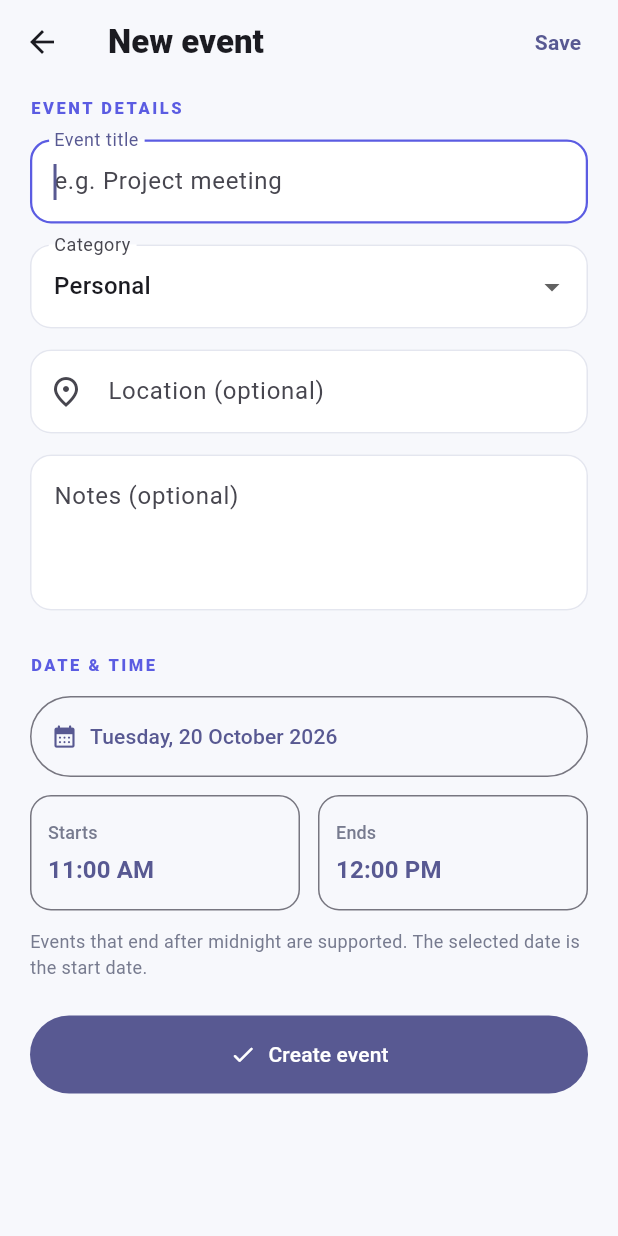
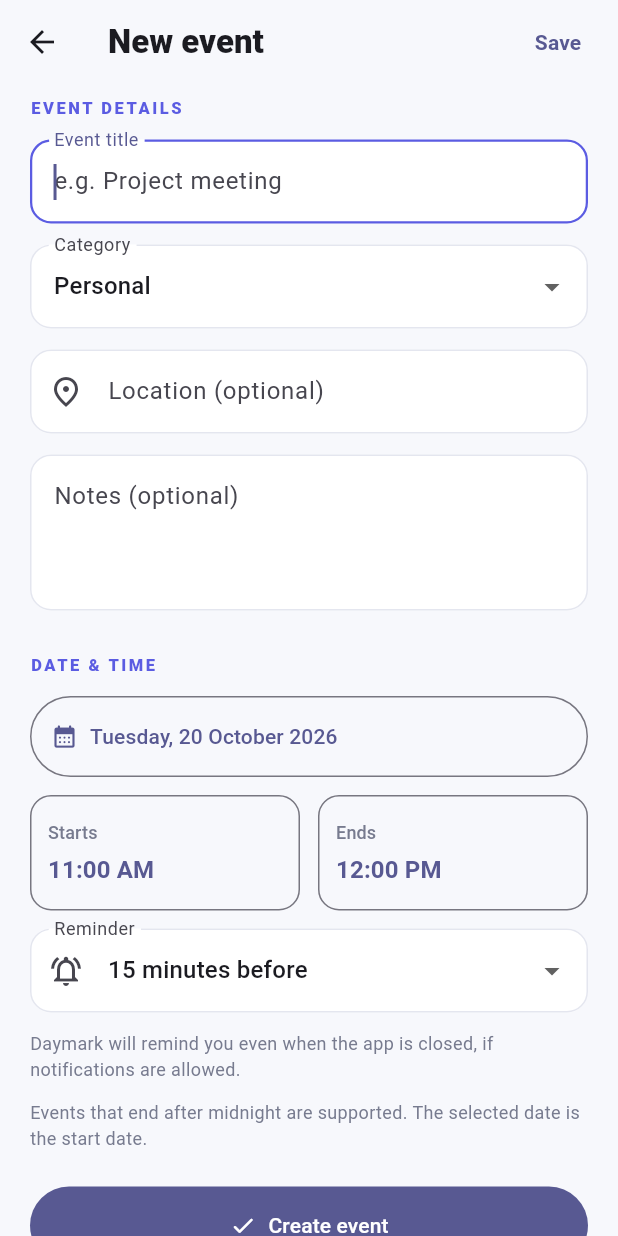
Before and after one commit to RajCodes2006/event-scheduler, a Flutter app: the EventFormScreen screen opened directly, on a phone screen of 412 x 824 dp. Run offline on Flutter 3.47's test engine with Material 3 defaults, Android fonts, the phone set to English and light mode, and no system bars; our stand-ins replace flutter_local_notifications, flutter_timezone, sqflite, sqflite_common_ffi, table_calendar, timezone; accounts and stored records are empty.

Commit message:
Add reminder-time picker and request Android notification permission

```diff
--- a/lib/screens/event_form_screen.dart
+++ b/lib/screens/event_form_screen.dart
@@ -3,6 +3,7 @@ import 'package:intl/intl.dart';
 import 'package:provider/provider.dart';
 
 import '../models/schedule_event.dart';
+import '../services/notification_service.dart';
 import '../state/event_controller.dart';
 
 class EventFormScreen extends StatefulWidget {
@@ -22,6 +23,7 @@ class _EventFormScreenState extends State<EventFormScreen> {
   late DateTime _startAt;
   late DateTime _endAt;
   late String _category;
+  late int _reminderMinutesBefore;
   bool _saving = false;
 
   static const List<String> _categories = ['Personal', 'Work', 'Study', 'Health', 'Social', 'Other'];
@@ -37,6 +39,7 @@ class _EventFormScreenState extends State<EventFormScreen> {
     _descriptionController = TextEditingController(text: widget.event?.description ?? '');
     _locationController = TextEditingController(text: widget.event?.location ?? '');
     _category = widget.event?.category ?? 'Personal';
+    _reminderMinutesBefore = widget.event?.reminderMinutesBefore ?? 15;
     if (!_categories.contains(_category)) _category = 'Other';
   }
 
@@ -97,6 +100,15 @@ class _EventFormScreenState extends State<EventFormScreen> {
     }
 
     setState(() => _saving = true);
+
+    var notificationPermissionGranted = true;
+    if (NotificationService.supportsEventReminders &&
+        _reminderMinutesBefore > 0) {
+      notificationPermissionGranted =
+          await NotificationService.instance.requestPermission();
+    }
+    if (!mounted) return;
+
     final event = ScheduleEvent(
       id: widget.event?.id,
       title: _titleController.text.trim(),
@@ -105,11 +117,26 @@ class _EventFormScreenState extends State<EventFormScreen> {
       category: _category,
       startAt: _startAt,
       endAt: _endAt,
+      reminderMinutesBefore: _reminderMinutesBefore,
     );
 
     try {
+      final messenger = ScaffoldMessenger.of(context);
       await context.read<EventController>().saveEvent(event);
-      if (mounted) Navigator.of(context).pop();
+      if (mounted) {
+        Navigator.of(context).pop();
+        if (NotificationService.supportsEventReminders &&
+            _reminderMinutesBefore > 0 &&
+            !notificationPermissionGranted) {
+          messenger.showSnackBar(
+            const SnackBar(
+              content: Text(
+                'Event saved. Allow notifications in Android Settings to receive reminders.',
+              ),
+            ),
+          );
+        }
+      }
     } catch (error) {
       if (mounted) {
         ScaffoldMessenger.of(context).showSnackBar(
@@ -191,6 +218,36 @@ class _EventFormScreenState extends State<EventFormScreen> {
                 ],
               ),
               const SizedBox(height: 12),
+              if (NotificationService.supportsEventReminders) ...[
+                DropdownButtonFormField<int>(
+                  value: _reminderMinutesBefore,
+                  decoration: const InputDecoration(
+                    labelText: 'Reminder',
+                    prefixIcon: Icon(Icons.notifications_active_outlined),
+                  ),
+                  items: const [
+                    DropdownMenuItem(value: 0, child: Text('No reminder')),
+                    DropdownMenuItem(value: 5, child: Text('5 minutes before')),
+                    DropdownMenuItem(value: 10, child: Text('10 minutes before')),
+                    DropdownMenuItem(value: 15, child: Text('15 minutes before')),
+                    DropdownMenuItem(value: 30, child: Text('30 minutes before')),
+                    DropdownMenuItem(value: 60, child: Text('1 hour before')),
+                  ],
+                  onChanged: (value) {
+                    setState(() => _reminderMinutesBefore = value ?? 15);
+                  },
+                ),
+                const SizedBox(height: 12),
+                const Text(
+                  'Daymark will remind you even when the app is closed, if notifications are allowed.',
+                  style: TextStyle(
+                    fontSize: 12,
+                    color: Color(0xFF777B8F),
+                    height: 1.4,
+                  ),
+                ),
+              ],
+              const SizedBox(height: 12),
               const Text(
                 'Events that end after midnight are supported. The selected date is the start date.',
                 style: TextStyle(fontSize: 12, color: Color(0xFF777B8F), height: 1.4),
```
